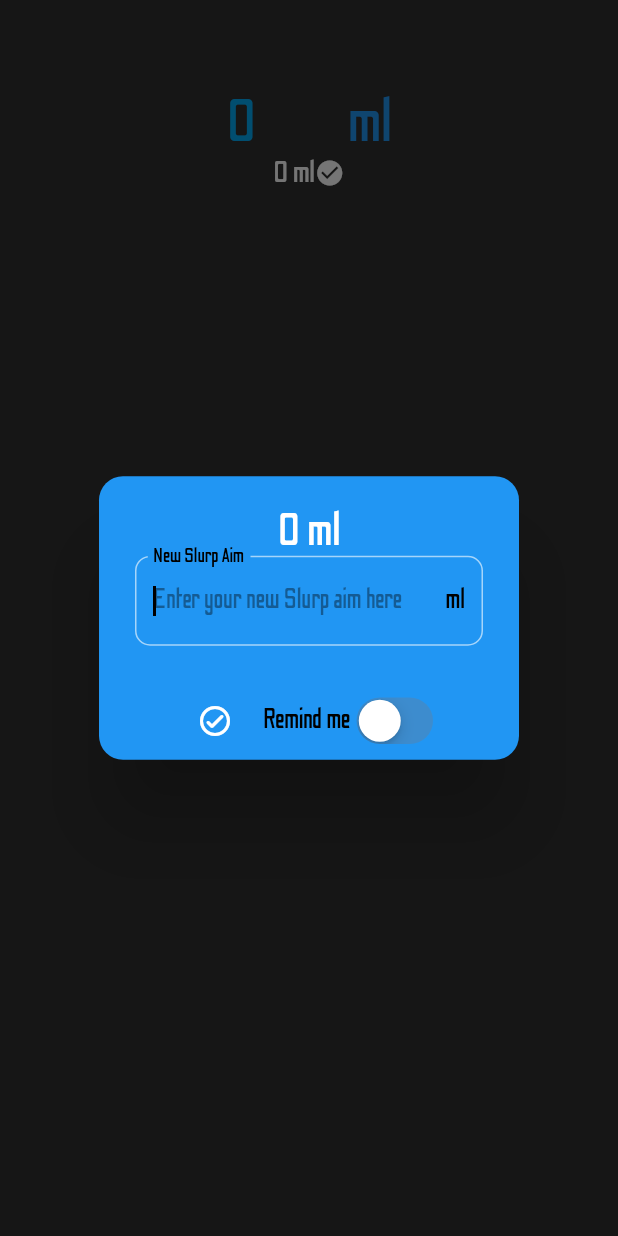
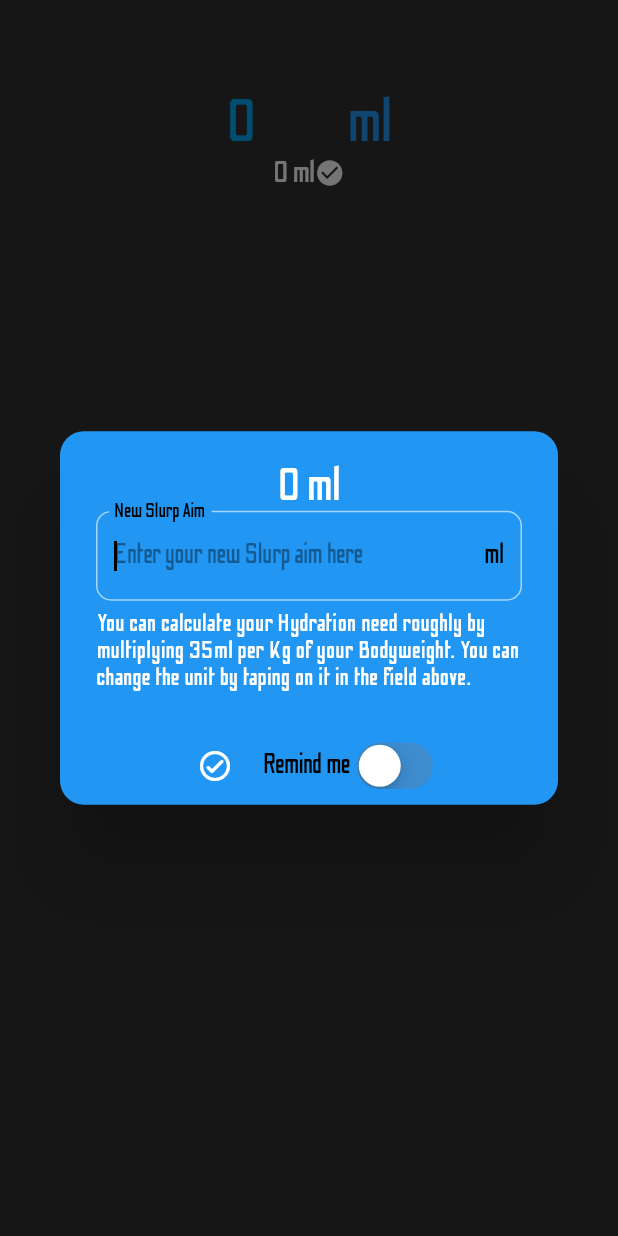
Before and after one commit to EricKrg/slurp, a Flutter app: the AmountDisplay widget shown alone on an empty page, opened directly with empty values, after a tap on an icon or button, on a phone screen of 412 x 824 dp. Run offline on Flutter 3.47's test engine with Material 2 defaults, Android fonts, the phone set to English and light mode, and no system bars; our stand-ins replace avatar_glow, fl_chart, flutter_local_notifications, sqflite, timezone; missing offline and left inert: dart:ffi, flame, flame_forge2d; accounts and stored records are empty.

Commit message:
added slurp aim from bodyweight, minor improvements

```diff
--- a/lib/main.dart
+++ b/lib/main.dart
@@ -33,6 +33,11 @@ class MyApp extends StatelessWidget {
                 fontFamily: "OdiBeeSans"),
             displayMedium: TextStyle(
                 color: Colors.white, fontSize: 30, fontFamily: "OdiBeeSans"),
+            bodySmall: TextStyle(
+                color: Colors.white,
+                fontSize: 16,
+                letterSpacing: 0.6,
+                fontFamily: "OdiBeeSans"),
             bodyLarge: TextStyle(
                 color: Colors.white, fontSize: 20, fontFamily: "OdiBeeSans"),
             bodyMedium: TextStyle(
--- a/lib/model/DatabaseObject.dart
+++ b/lib/model/DatabaseObject.dart
@@ -1,4 +1,5 @@
 import 'package:flutter/foundation.dart';
+import 'package:slurp/model/SlurpAim.dart';
 import 'package:slurp/model/SlurpAtom.dart';
 import 'package:slurp/model/NotificationPlan.dart';
 
@@ -10,7 +11,8 @@ abstract class DatabaseObject extends ChangeNotifier {
 /// Add factory functions for every Type and every constructor you want to make available to `make`
 final factories = <Type, Function>{
   SlurpAtom: (Map<String, dynamic> x) => SlurpAtom.fromMap(x),
-  NotificationPlan: (Map<String, dynamic> x) => NotificationPlan.fromMap(x)
+  NotificationPlan: (Map<String, dynamic> x) => NotificationPlan.fromMap(x),
+  SlurpAim: (Map<String, dynamic> x) => SlurpAim.fromMap(x),
 };
 
 T make<T>(Map<String, dynamic> x) {
--- /dev/null
+++ b/lib/model/SlurpAim.dart
@@ -0,0 +1,19 @@
+import 'package:slurp/model/DatabaseObject.dart';
+
+const slurpAimTable = "slurpaim";
+
+class SlurpAim extends DatabaseObject {
+  int aim;
+  SlurpAim({required this.aim}) {
+    id = "current";
+  }
+  factory SlurpAim.fromMap(Map<String, dynamic> map) {
+    final a = map["aim"] ?? 2500;
+    return SlurpAim(aim: a);
+  }
+
+  @override
+  Map<String, dynamic> toMap() {
+    return {'id': id, 'aim': aim};
+  }
+}
--- a/lib/services/notifications.service.dart
+++ b/lib/services/notifications.service.dart
@@ -75,11 +75,10 @@ class LocalNoticeService {
       String title, String body) async {
     var notificationPlan = await DatabaseService.instance
         .getById<NotificationPlan>(id: "current", table: notifiactionTable);
-    print("update notification schedule");
+
     if (notificationPlan == null ||
         !isToday(notificationPlan.planFrom, DateTime.now())) {
       // init notifiaction plan
-      print("NO CURRENT PLAN FOR TODAY, INIT PLAN");
       notificationPlan = NotificationPlan(
           planFrom: DateTime.now(),
           tmpClosed: [],
--- a/lib/widgets/alter_aim.dart
+++ b/lib/widgets/alter_aim.dart
@@ -6,7 +6,6 @@ import 'package:flutter/src/widgets/framework.dart';
 import 'package:slurp/model/NotificationPlan.dart';
 import 'package:slurp/services/database.service.dart';
 import 'package:slurp/services/notifications.service.dart';
-import 'package:sqflite/sqflite.dart';
 
 class AimAlert extends StatefulWidget {
   final int currentAim;
@@ -21,6 +20,7 @@ class _AimAlertState extends State<AimAlert> {
   final int minAim = 1500; // cant go lower
   final int maxAim = 5000; // cant go higher
 
+  final ValueNotifier<bool> _isKg = ValueNotifier<bool>(false);
   final noticeService = LocalNoticeService();
 
   final border = const OutlineInputBorder(
@@ -38,7 +38,10 @@ class _AimAlertState extends State<AimAlert> {
         children: [
           Text('${widget.currentAim} ml',
               style: Theme.of(context).textTheme.displayMedium),
-          Form(
+          ValueListenableBuilder(
+              valueListenable: _isKg,
+              builder: (context, isKg, child) {
+                return Form(
                   key: _formKey,
                   child: TextFormField(
                     keyboardType: TextInputType.number,
@@ -48,12 +51,18 @@ class _AimAlertState extends State<AimAlert> {
                     onFieldSubmitted: ((value) {
                       if (_formKey.currentState!.validate()) {
                         newAim = int.parse(value);
+                        if (isKg) {
+                          newAim = 35 * newAim;
+                        }
                         Navigator.of(context).pop(newAim);
                       }
                     }),
                     onChanged: ((value) {
                       try {
                         newAim = int.parse(value);
+                        if (isKg) {
+                          newAim = 35 * newAim;
+                        }
                       } catch (e) {
                         newAim = 2500;
                       }
@@ -64,6 +73,9 @@ class _AimAlertState extends State<AimAlert> {
                       }
                       if (value.isEmpty) {
                         return "Please enter your new aim.";
+                      }
+                      if (isKg && int.parse(value) > 45) {
+                        return null;
                       }
                       try {
                         final val = int.parse(value);
@@ -87,8 +99,16 @@ class _AimAlertState extends State<AimAlert> {
                         focusedBorder: border,
                         border: border,
                         errorBorder: border,
-                  suffix:
-                      Text("ml", style: Theme.of(context).textTheme.bodyMedium),
+                        suffix: GestureDetector(
+                            onTap: () => _isKg.value = !_isKg.value,
+                            child: isKg
+                                ? Text("kg",
+                                    style:
+                                        Theme.of(context).textTheme.bodyMedium)
+                                : Text("ml",
+                                    style: Theme.of(context)
+                                        .textTheme
+                                        .bodyMedium)),
                         labelStyle: Theme.of(context).textTheme.bodyMedium,
                         hintStyle: TextStyle(
                             color: Colors.black.withAlpha(100),
@@ -99,20 +119,34 @@ class _AimAlertState extends State<AimAlert> {
                         labelText: 'New Slurp Aim',
                         hintText: "Enter your new Slurp aim here"),
                   ),
+                );
+              }),
+          Padding(
+            padding: const EdgeInsets.only(top: 6.0),
+            child: Text(
+                'You can calculate your Hydration need roughly by multiplying 35ml per Kg of your Bodyweight. You can change the unit by taping on it in the field above.',
+                style: Theme.of(context).textTheme.bodySmall),
           ),
         ],
       ),
       actionsPadding: const EdgeInsets.all(2),
       actionsAlignment: MainAxisAlignment.center,
       actions: <Widget>[
-        IconButton(
+        ValueListenableBuilder(
+            valueListenable: _isKg,
+            builder: (context, isKg, child) {
+              return IconButton(
                   onPressed: (() {
                     if (_formKey.currentState!.validate()) {
+                      if (isKg) {
+                        newAim = 35 * newAim;
+                      }
                       Navigator.of(context).pop(newAim);
                     }
                   }),
                   icon: const Icon(Icons.check_circle_outline_rounded,
-                color: Colors.white)),
+                      color: Colors.white));
+            }),
         Row(mainAxisSize: MainAxisSize.min, children: [
           Text(
             "Remind me",
--- a/lib/widgets/amount_display.widget.dart
+++ b/lib/widgets/amount_display.widget.dart
@@ -1,4 +1,5 @@
 import 'package:flutter/material.dart';
+import 'package:slurp/model/SlurpAim.dart';
 import 'package:slurp/model/SlurpAtom.dart';
 import 'package:slurp/services/database.service.dart';
 import 'package:slurp/widgets/alter_aim.dart';
@@ -49,6 +50,7 @@ class AmountDisplay extends StatelessWidget {
                 }));
             if (newAim != null) {
               slurpAtom.setAim(newAim);
+              databaseService.insert(SlurpAim(aim: newAim), slurpAimTable);
               databaseService.update<SlurpAtom>(
                   obj: slurpAtom, table: slurpTable);
             }
--- a/pubspec.yaml
+++ b/pubspec.yaml
@@ -45,6 +45,7 @@ dependencies:
   provider: ^6.0.4
   fl_chart: ^0.55.2
   intl: ^0.17.0
+  flutter_local_notifications: ^12.0.4
 
 dev_dependencies:
   flutter_test:
```
Also changed, not shown: lib/pages/landing.page.controller.dart (+11 -1 lines), lib/pages/landing.page.dart (+18 -3 lines), lib/services/database.service.dart (+9 -3 lines). Lines whose indentation alone changed are shown as unchanged.
